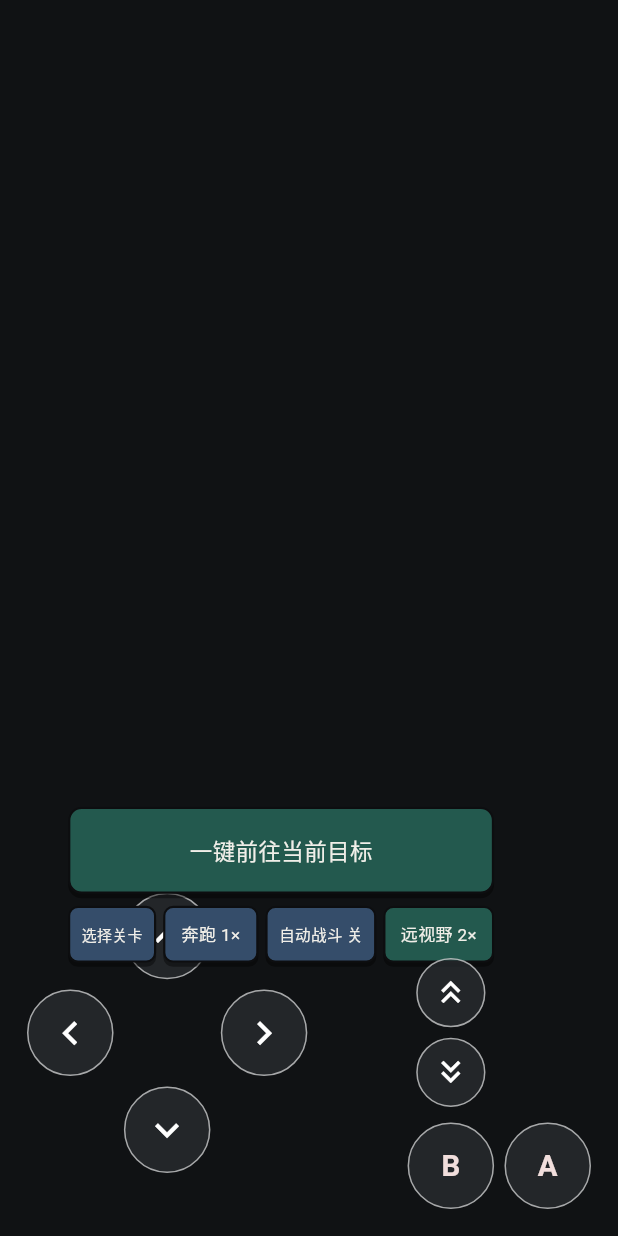
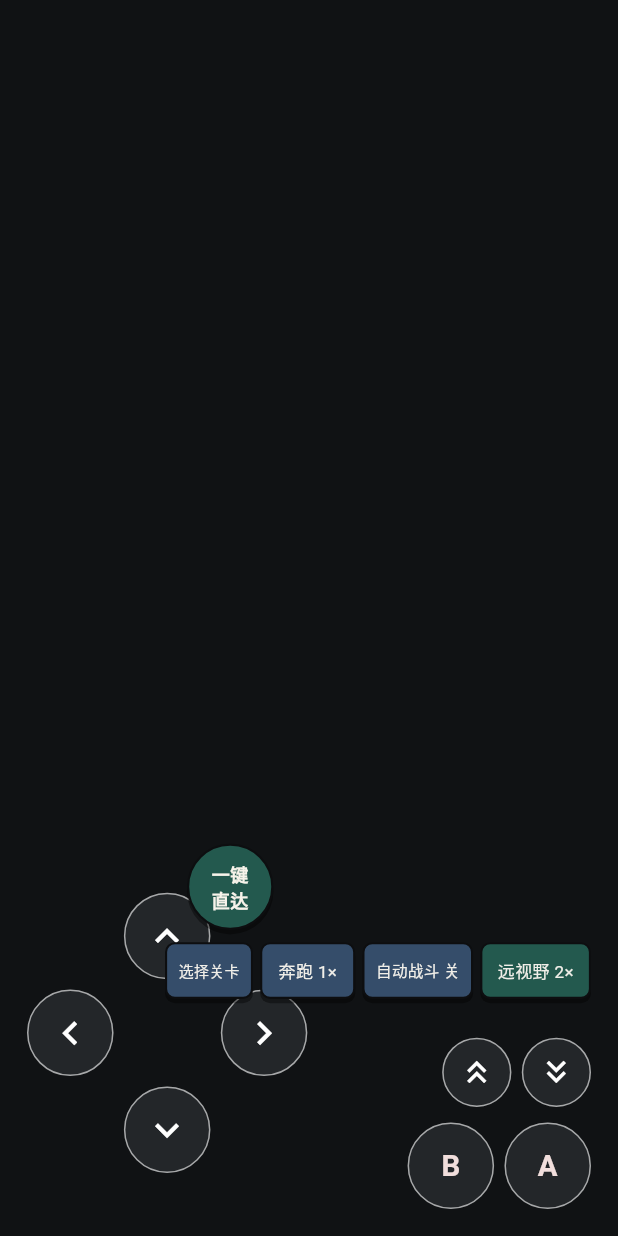
Before and after one commit to roy-xiong/BBK_flutter, a Flutter app: the GameControlsOverlay widget shown alone on an empty page, opened directly with empty values, on a phone screen of 412 x 824 dp. Run offline on Flutter 3.47's test engine with Material 3 defaults, Android fonts, the phone set to English and light mode, and no system bars; our stand-ins replace wakelock_plus; missing offline and left inert: gamepads; Roboto replaces fonts that are missing (BBK CJK); project files that could hold a hidden picture were left out.

Commit message:
feat: restore round shortcut row and add fullscreen gesture controls [skip ci]

```diff
--- a/lib/games/fmj/engine/game_battle.dart
+++ b/lib/games/fmj/engine/game_battle.dart
@@ -202,7 +202,7 @@ final class GameBattle {
         (game.inventory[id] ?? 0) > reserved;
   }).toList();
 
-  /// 短按：弯月刀、备用武器、打开选择；长按始终打开武器选择，不先触发短按。
+  /// 短按投掷上次选择的武器；首次或库存用尽时打开选择，长按随时更换武器。
   /// 选择成功后沿用原回合队列，只在动作真正执行时消耗一把；取消不改库存或偏好。
   void quickThrow({bool chooseWeapon = false}) {
     if (!canUseShortcuts) return;
@@ -215,9 +215,7 @@ final class GameBattle {
     _manualShortcutSelection = true;
     if (!chooseWeapon) {
       final preferred = game.preferredThrowWeapon;
-      final id = available.contains('7:19')
-          ? '7:19'
-          : preferred != null && available.contains(preferred)
+      final id = preferred != null && available.contains(preferred)
           ? preferred
           : null;
       if (id != null) {
--- a/lib/games/fmj/ui/game_controls.dart
+++ b/lib/games/fmj/ui/game_controls.dart
@@ -39,6 +39,7 @@ class GameControlsOverlay extends StatelessWidget {
     this.fmjMoneyFarmActive = false,
     this.showBattleButtons = false,
     this.battleButtonsEnabled = false,
+    this.throwWeaponName,
   });
   final bool hapticsEnabled,
       showFmjUtilityButtons,
@@ -47,6 +48,7 @@ class GameControlsOverlay extends StatelessWidget {
       fmjMoneyFarmActive;
   final int fmjRunSpeed;
   final bool showBattleButtons, battleButtonsEnabled;
+  final String? throwWeaponName;
   final ValueChanged<GameControl> onInput;
 
   @override
@@ -70,15 +72,18 @@ class GameControlsOverlay extends StatelessWidget {
             ),
             if (showFmjUtilityButtons)
               Positioned(
-                right: 18 + buttonSize + gap,
-                bottom: buttonSize * 2.8 + gap * 3,
+                right: 18,
+                bottom: buttonSize * 2.5 + gap * 2,
                 child: _FmjUtilityButtons(
                   hapticsEnabled: hapticsEnabled,
                   wideViewEnabled: fmjWideViewEnabled,
                   autoBattleEnabled: fmjAutoBattleEnabled,
                   runSpeed: fmjRunSpeed,
                   moneyFarmActive: fmjMoneyFarmActive,
+                  showBattleButtons: showBattleButtons,
+                  battleButtonsEnabled: battleButtonsEnabled,
                   actionButtonSize: buttonSize,
+                  throwWeaponName: throwWeaponName,
                   onInput: onInput,
                 ),
               ),
@@ -86,8 +91,6 @@ class GameControlsOverlay extends StatelessWidget {
               right: 18,
               bottom: 18,
               child: _ActionPad(
-                showBattleButtons: showBattleButtons,
-                battleButtonsEnabled: battleButtonsEnabled,
                 buttonSize: buttonSize,
                 gap: gap,
                 hapticsEnabled: hapticsEnabled,
@@ -119,6 +122,7 @@ class PortraitGameControlsPanel extends StatelessWidget {
     this.fmjMoneyFarmActive = false,
     this.showBattleButtons = false,
     this.battleButtonsEnabled = false,
+    this.throwWeaponName,
   });
   final bool isDarkTheme;
   final bool hapticsEnabled,
@@ -128,6 +132,7 @@ class PortraitGameControlsPanel extends StatelessWidget {
       fmjMoneyFarmActive;
   final int fmjRunSpeed;
   final bool showBattleButtons, battleButtonsEnabled;
+  final String? throwWeaponName;
   final ValueChanged<GameControl> onInput;
 
   @override
@@ -154,16 +159,9 @@ class PortraitGameControlsPanel extends StatelessWidget {
                       constraints: const BoxConstraints(maxWidth: 560),
                       child: Padding(
                         padding: const EdgeInsets.symmetric(horizontal: 12),
-                        child: FittedBox(
-                          fit: BoxFit.scaleDown,
-                          child: SizedBox(
-                            width: contentWidth - 24,
                         child: Transform.translate(
                           // 功能区首行不能平移到父容器之外，否则按钮上半部可见却无法点击。
-                              offset: Offset(
-                                0,
-                                showFmjUtilityButtons ? 0 : -24,
-                              ),
+                          offset: Offset(0, showFmjUtilityButtons ? 0 : -24),
                           child: Column(
                             mainAxisSize: MainAxisSize.min,
                             children: [
@@ -174,7 +172,10 @@ class PortraitGameControlsPanel extends StatelessWidget {
                                   autoBattleEnabled: fmjAutoBattleEnabled,
                                   runSpeed: fmjRunSpeed,
                                   moneyFarmActive: fmjMoneyFarmActive,
+                                  showBattleButtons: showBattleButtons,
+                                  battleButtonsEnabled: battleButtonsEnabled,
                                   actionButtonSize: actionButtonSize,
+                                  throwWeaponName: throwWeaponName,
                                   onInput: onInput,
                                 ),
                                 const SizedBox(height: 14),
@@ -182,7 +183,7 @@ class PortraitGameControlsPanel extends StatelessWidget {
                               Row(
                                 mainAxisAlignment:
                                     MainAxisAlignment.spaceBetween,
-                                    crossAxisAlignment: CrossAxisAlignment.end,
+                                crossAxisAlignment: CrossAxisAlignment.center,
                                 children: [
                                   _NesDirectionPad(
                                     buttonSize: directionButtonSize,
@@ -200,9 +201,6 @@ class PortraitGameControlsPanel extends StatelessWidget {
                                     ),
                                   ),
                                   _NesActionButtons(
-                                        showBattleButtons: showBattleButtons,
-                                        battleButtonsEnabled:
-                                            battleButtonsEnabled,
                                     buttonSize: actionButtonSize,
                                     hapticsEnabled: hapticsEnabled,
                                     onInput: onInput,
@@ -210,8 +208,6 @@ class PortraitGameControlsPanel extends StatelessWidget {
                                 ],
                               ),
                             ],
-                              ),
-                            ),
                           ),
                         ),
                       ),
@@ -241,6 +237,9 @@ class _FmjUtilityButtons extends StatelessWidget {
     required this.runSpeed,
     required this.moneyFarmActive,
     required this.onInput,
+    this.showBattleButtons = false,
+    this.battleButtonsEnabled = false,
+    this.throwWeaponName,
     this.actionButtonSize = 68,
   });
 
@@ -250,6 +249,8 @@ class _FmjUtilityButtons extends StatelessWidget {
   final int runSpeed;
   final bool moneyFarmActive;
   final ValueChanged<GameControl> onInput;
+  final bool showBattleButtons, battleButtonsEnabled;
+  final String? throwWeaponName;
   final double actionButtonSize;
 
   @override
@@ -264,7 +265,9 @@ class _FmjUtilityButtons extends StatelessWidget {
       return Tooltip(
         message: label,
         // 快捷前往的长按用于连发，不能让Tooltip的LongPress识别器抢走指针。
-        triggerMode: action == GameControl.quickTravel
+        triggerMode:
+            action == GameControl.quickTravel ||
+                action == GameControl.selectFmjStage
             ? TooltipTriggerMode.manual
             : null,
         child: _NesInputButton(
@@ -277,6 +280,7 @@ class _FmjUtilityButtons extends StatelessWidget {
           pressedColor: const Color(0xFF163C35),
           borderRadius: BorderRadius.circular(7),
           repeatable: action == GameControl.quickTravel,
+          longPressOnly: action == GameControl.selectFmjStage,
           hapticsEnabled: hapticsEnabled,
           label: label,
           onPressed: () => onInput(action),
@@ -297,32 +301,20 @@ class _FmjUtilityButtons extends StatelessWidget {
 
     // 快捷前往保持至少56dp真实触控高度；只有次要按钮可缩放。
     return SizedBox(
-      width: 284,
+      width: (actionButtonSize * 4 + 24).clamp(284.0, double.infinity),
       child: Column(
         mainAxisSize: MainAxisSize.min,
         children: [
           SizedBox(
-            key: const ValueKey('fmj-quick-travel-large'),
             height: actionButtonSize.clamp(58.0, 76.0),
             child: Center(
-              child: Tooltip(
-                message: '一键前往当前目标',
-                triggerMode: TooltipTriggerMode.manual,
-                child: _NesInputButton(
-                  width: 284,
-                  height: 58,
-                  color: const Color(0xFF23594E),
-                  pressedColor: const Color(0xFF163C35),
-                  borderRadius: BorderRadius.circular(9),
-                  repeatable: true,
+              child: _BattleShortcutButtons(
+                buttonSize: actionButtonSize,
+                enabled: battleButtonsEnabled,
+                showBattleButtons: showBattleButtons,
+                throwWeaponName: throwWeaponName,
                 hapticsEnabled: hapticsEnabled,
-                  label: '一键前往当前目标',
-                  onPressed: () => onInput(GameControl.quickTravel),
-                  child: const Text(
-                    '一键前往当前目标',
-                    style: TextStyle(color: Color(0xFFF0EEE8), fontSize: 15),
-                  ),
-                ),
+                onInput: onInput,
               ),
             ),
           ),
@@ -332,7 +324,7 @@ class _FmjUtilityButtons extends StatelessWidget {
             child: Row(
               mainAxisSize: MainAxisSize.min,
               children: [
-                button('选择关卡', '选择关卡', GameControl.selectFmjStage, width: 62),
+                button('长按选择关卡', '选择关卡', GameControl.selectFmjStage, width: 62),
                 const SizedBox(width: 5),
                 button(
                   '切换自动跑路倍速',
@@ -365,7 +357,7 @@ class _FmjUtilityButtons extends StatelessWidget {
   }
 }
 
-/// 三个战斗按钮独立竖排在A键上方；灰色表示战斗功能不可用，点击仍作为A键确认。
+/// 一键直达与三个战斗按钮固定横排；灰色战斗按钮仍可作为A键确认。
 /// GestureDetector把长按与短按互斥：长按投掷只打开选择，不会在按下时先扔掉武器。
 class _BattleShortcutButtons extends StatelessWidget {
   const _BattleShortcutButtons({
@@ -373,9 +365,12 @@ class _BattleShortcutButtons extends StatelessWidget {
     required this.enabled,
     required this.hapticsEnabled,
     required this.onInput,
+    required this.showBattleButtons,
+    this.throwWeaponName,
   });
   final double buttonSize;
-  final bool enabled, hapticsEnabled;
+  final bool enabled, hapticsEnabled, showBattleButtons;
+  final String? throwWeaponName;
   final ValueChanged<GameControl> onInput;
 
   @override
@@ -413,6 +408,10 @@ class _BattleShortcutButtons extends StatelessWidget {
                   : const Color(0xFF45494B),
               border: Border.all(color: const Color(0xFF10181B), width: 2),
             ),
+            child: Padding(
+              padding: const EdgeInsets.all(5),
+              child: FittedBox(
+                fit: BoxFit.scaleDown,
                 child: Text(
                   text,
                   textAlign: TextAlign.center,
@@ -427,21 +426,48 @@ class _BattleShortcutButtons extends StatelessWidget {
               ),
             ),
           ),
+        ),
+      ),
     );
-    return Column(
+    return Row(
       mainAxisSize: MainAxisSize.min,
       children: [
+        _NesInputButton(
+          key: const ValueKey('fmj-quick-travel-large'),
+          width: buttonSize,
+          height: buttonSize,
+          color: const Color(0xFF23594E),
+          pressedColor: const Color(0xFF163C35),
+          borderRadius: BorderRadius.circular(buttonSize / 2),
+          repeatable: true,
+          hapticsEnabled: hapticsEnabled,
+          label: '一键前往当前目标',
+          onPressed: () => onInput(GameControl.quickTravel),
+          child: const Text(
+            '一键\n直达',
+            textAlign: TextAlign.center,
+            style: TextStyle(
+              color: Color(0xFFF7F3EA),
+              fontSize: 12,
+              fontWeight: FontWeight.w700,
+            ),
+          ),
+        ),
+        if (showBattleButtons) ...[
+          const SizedBox(width: 8),
           button(
             'throw',
-          '投掷\n弯月刀',
-          '短按投掷弯月刀或备用武器，长按选择背包武器',
+            throwWeaponName == null ? '投掷' : '投掷\n$throwWeaponName',
+            throwWeaponName == null ? '选择投掷武器' : '投掷$throwWeaponName；长按更换武器',
             GameControl.quickThrow,
             held: GameControl.chooseThrowWeapon,
           ),
-        const SizedBox(height: 8),
+          const SizedBox(width: 8),
           button('magic', '技能', '选择魔法技能', GameControl.quickMagic),
-        const SizedBox(height: 8),
+          const SizedBox(width: 8),
           button('coop', '合击', '选择合击目标', GameControl.quickCoop),
+        ] else
+          SizedBox(width: buttonSize * 3 + 24),
       ],
     );
   }
@@ -594,13 +620,10 @@ class _NesActionButtons extends StatelessWidget {
     required this.buttonSize,
     required this.hapticsEnabled,
     required this.onInput,
-    this.showBattleButtons = false,
-    this.battleButtonsEnabled = false,
   });
 
   final double buttonSize;
   final bool hapticsEnabled;
-  final bool showBattleButtons, battleButtonsEnabled;
   final ValueChanged<GameControl> onInput;
 
   @override
@@ -626,9 +649,8 @@ class _NesActionButtons extends StatelessWidget {
       );
     }
 
-    // 预留三枚快捷键的空间，战斗、对白和普通场景切换时A/B基线保持不动。
-    return SizedBox(
-      height: buttonSize * 4.28 + 24,
+    return Transform.rotate(
+      angle: -0.12,
       child: Row(
         crossAxisAlignment: CrossAxisAlignment.end,
         children: [
@@ -636,21 +658,7 @@ class _NesActionButtons extends StatelessWidget {
           const SizedBox(width: 10),
           Padding(
             padding: EdgeInsets.only(bottom: buttonSize * 0.28),
-            child: Column(
-              mainAxisSize: MainAxisSize.min,
-              children: [
-                if (showBattleButtons) ...[
-                  _BattleShortcutButtons(
-                    buttonSize: buttonSize,
-                    enabled: battleButtonsEnabled,
-                    hapticsEnabled: hapticsEnabled,
-                    onInput: onInput,
-                  ),
-                  const SizedBox(height: 8),
-                ],
-                button('A', GameControl.confirm, '确认'),
-              ],
-            ),
+            child: button('A', GameControl.confirm, '确认'),
           ),
         ],
       ),
@@ -671,6 +679,7 @@ class _NesInputButton extends StatefulWidget {
     required this.onPressed,
     required this.child,
     this.repeatable = false,
+    this.longPressOnly = false,
   });
 
   final double width;
@@ -682,7 +691,7 @@ class _NesInputButton extends StatefulWidget {
   final String label;
   final VoidCallback onPressed;
   final Widget child;
-  final bool repeatable;
+  final bool repeatable, longPressOnly;
 
   @override
   State<_NesInputButton> createState() => _NesInputButtonState();
@@ -704,6 +713,12 @@ class _NesInputButtonState extends State<_NesInputButton> {
     if (_pressed) return;
     setState(() => _pressed = true);
     if (widget.hapticsEnabled) unawaited(HapticFeedback.selectionClick());
+    if (widget.longPressOnly) {
+      _delayTimer = Timer(const Duration(milliseconds: 600), () {
+        if (mounted && _pressed) widget.onPressed();
+      });
+      return;
+    }
     widget.onPressed();
     if (widget.repeatable) {
       _delayTimer = Timer(const Duration(milliseconds: 320), () {
@@ -827,78 +842,66 @@ class _DirectionPad extends StatelessWidget {
   }
 }
 
-/// 翻页/B位于左列，三枚战斗快捷键与A位于右列；两列互不遮挡。
 class _ActionPad extends StatelessWidget {
   const _ActionPad({
     required this.buttonSize,
     required this.gap,
     required this.hapticsEnabled,
     required this.onInput,
-    this.showBattleButtons = false,
-    this.battleButtonsEnabled = false,
   });
-  final double buttonSize, gap;
-  final bool hapticsEnabled, showBattleButtons, battleButtonsEnabled;
+
+  final double buttonSize;
+  final double gap;
+  final bool hapticsEnabled;
   final ValueChanged<GameControl> onInput;
 
   @override
   Widget build(BuildContext context) {
-    Widget button(
-      GameControl input,
-      String label,
-      Widget child, {
-      bool page = false,
-    }) => _HoldButton(
-      size: buttonSize * (page ? .8 : 1),
-      label: label,
-      repeatable: page,
-      hapticsEnabled: hapticsEnabled,
-      onPressed: () => onInput(input),
-      child: child,
-    );
-    return SizedBox(
-      height: buttonSize * 4 + 24,
-      child: Row(
+    return Column(
       crossAxisAlignment: CrossAxisAlignment.end,
       children: [
-          Column(
-            mainAxisSize: MainAxisSize.min,
+        Row(
           children: [
-              button(
-                GameControl.pageUp,
-                '上翻页',
-                const Icon(Icons.keyboard_double_arrow_up),
-                page: true,
+            _HoldButton(
+              size: buttonSize * 0.8,
+              label: '上翻页',
+              repeatable: true,
+              hapticsEnabled: hapticsEnabled,
+              onPressed: () => onInput(GameControl.pageUp),
+              child: const Icon(Icons.keyboard_double_arrow_up),
             ),
-              SizedBox(height: gap),
-              button(
-                GameControl.pageDown,
-                '下翻页',
-                const Icon(Icons.keyboard_double_arrow_down),
-                page: true,
+            SizedBox(width: gap),
+            _HoldButton(
+              size: buttonSize * 0.8,
+              label: '下翻页',
+              repeatable: true,
+              hapticsEnabled: hapticsEnabled,
+              onPressed: () => onInput(GameControl.pageDown),
+              child: const Icon(Icons.keyboard_double_arrow_down),
+            ),
+          ],
         ),
         SizedBox(height: gap * 1.5),
-              button(GameControl.cancel, '返回', const Text('B')),
-            ],
+        Row(
+          children: [
+            _HoldButton(
+              size: buttonSize,
+              label: '返回',
+              hapticsEnabled: hapticsEnabled,
+              onPressed: () => onInput(GameControl.cancel),
+              child: const Text('B'),
             ),
             SizedBox(width: gap),
-          Column(
-            mainAxisSize: MainAxisSize.min,
-            children: [
-              if (showBattleButtons) ...[
-                _BattleShortcutButtons(
-                  buttonSize: buttonSize,
-                  enabled: battleButtonsEnabled,
+            _HoldButton(
+              size: buttonSize,
+              label: '确认',
               hapticsEnabled: hapticsEnabled,
-                  onInput: onInput,
+              onPressed: () => onInput(GameControl.confirm),
+              child: const Text('A'),
             ),
-                const SizedBox(height: 8),
-              ],
-              button(GameControl.confirm, '确认', const Text('A')),
           ],
         ),
       ],
-      ),
     );
   }
 }
```
Also changed, not shown: lib/games/fmj/ui/game_page.dart (+145 -27 lines), lib/ui/core/desktop_window_service.dart (+46 -0 lines), tool/source_snapshot.json, 4 other files. Lines whose indentation alone changed are shown as unchanged.
